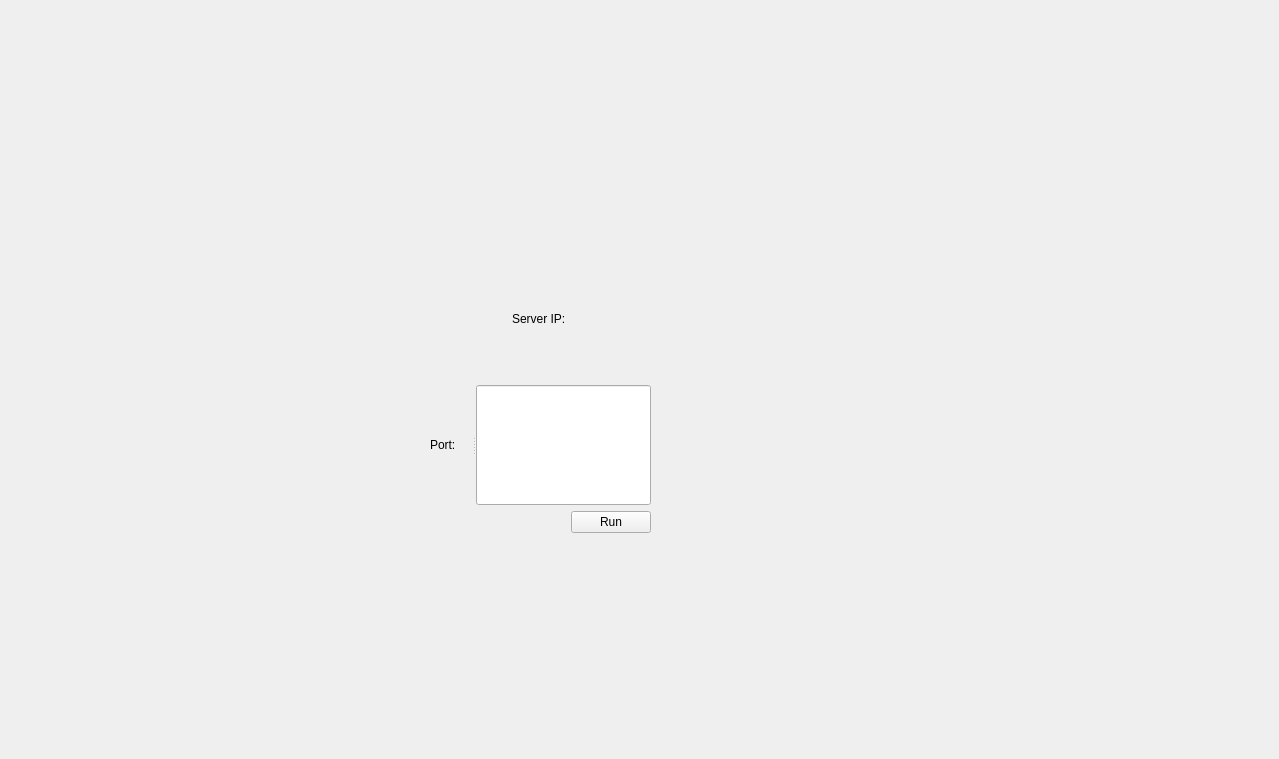
Above: server.ui from ebylmz/among-us-server before the change. Below: the same form after it.
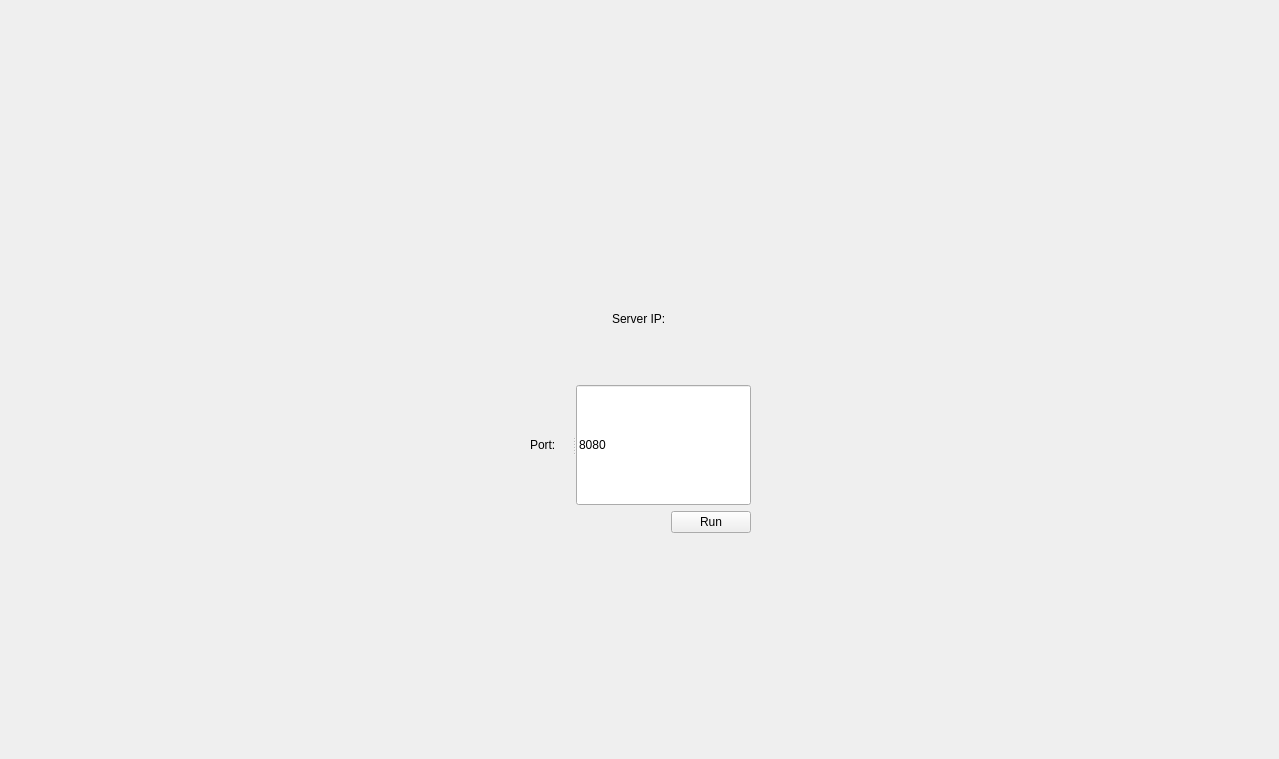
That is the form after the change. Icons and pictures are not drawn.

The edit to the form file:
```diff
--- a/server.ui
+++ b/server.ui
@@ -13,10 +13,10 @@
   <property name="windowTitle">
    <string>Form</string>
   </property>
-  <widget class="QWidget" name="">
+  <widget class="QWidget" name="layoutWidget">
    <property name="geometry">
     <rect>
-     <x>430</x>
+     <x>530</x>
      <y>132</y>
      <width>221</width>
      <height>401</height>
@@ -43,7 +43,11 @@
         <string>Port:</string>
        </property>
       </widget>
-      <widget class="QLineEdit" name="portLineEdit"/>
+      <widget class="QLineEdit" name="portLineEdit">
+       <property name="text">
+        <string>8080</string>
+       </property>
+      </widget>
      </widget>
     </item>
     <item row="0" column="0">
```
